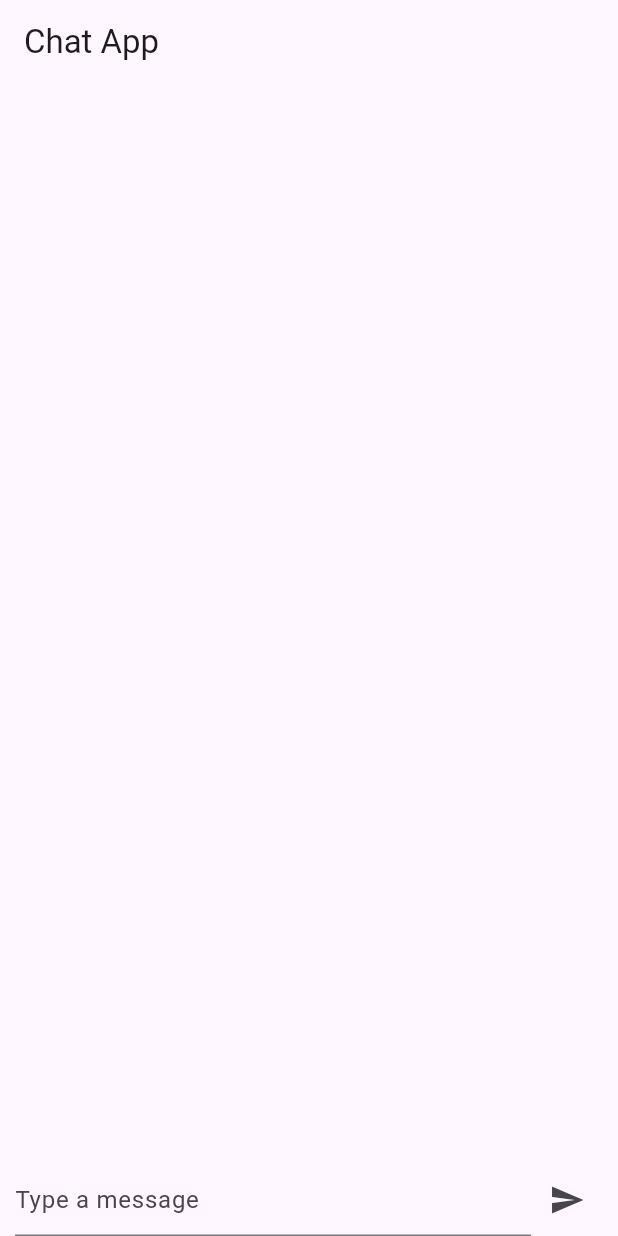
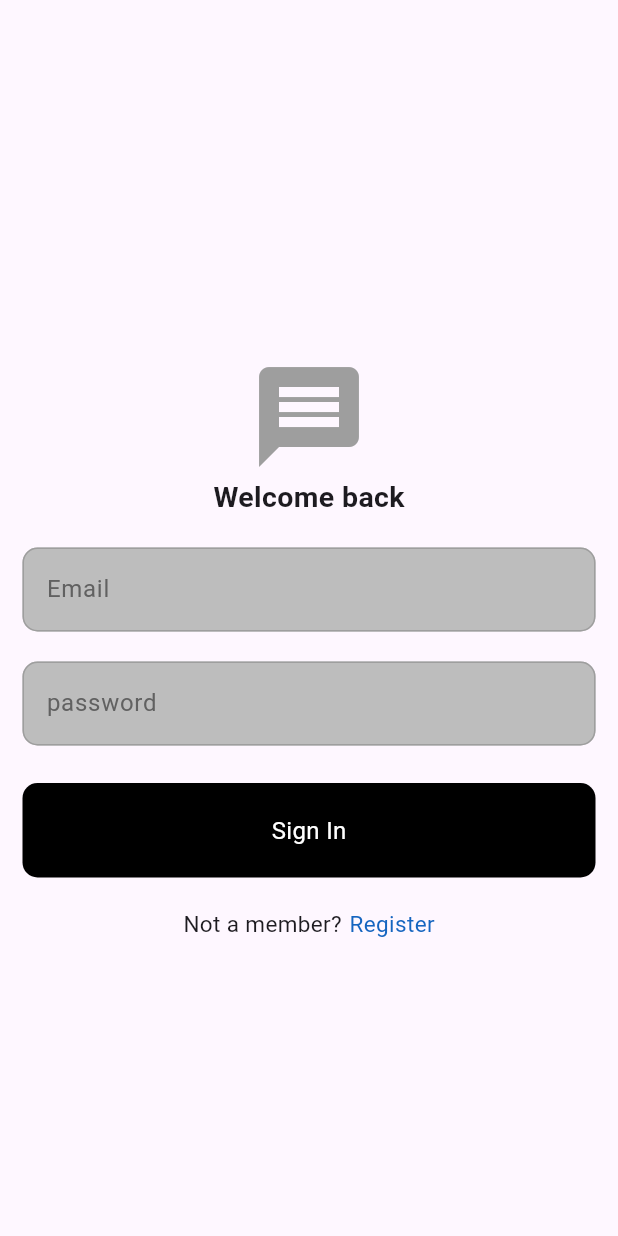
Before and after one commit to eminowam/chat_app, a Flutter app: the screen it shows after launch, on a phone screen of 412 x 824 dp. Run offline on Flutter 3.47's test engine with Material 3 defaults, Android fonts, the phone set to English and light mode, and no system bars; our stand-ins replace cloud_firestore, firebase_auth, firebase_core; accounts and stored records are empty.

```diff
--- a/lib/chat_screen.dart
+++ /dev/null
@@ -1,116 +0,0 @@
-import 'package:flutter/material.dart';
-
-class ChatScreen extends StatefulWidget {
-  @override
-  _ChatScreenState createState() => _ChatScreenState();
-}
-
-class _ChatScreenState extends State<ChatScreen> {
-  final TextEditingController _textEditingController =
-  TextEditingController();
-
-  @override
-  void dispose() {
-    _textEditingController.dispose();
-    super.dispose();
-  }
-
-  @override
-  Widget build(BuildContext context) {
-    return Scaffold(
-      appBar: AppBar(
-        title: Text('Chat App'),
-      ),
-      body: Column(
-        children: [
-          Expanded(
-            child: StreamBuilder<QuerySnapshot>(
-              stream: FirebaseFirestore.instance
-                  .collection('messages')
-                  .orderBy('timestamp', descending: true)
-                  .snapshots(),
-              builder: (context, snapshot) {
-                if (snapshot.hasError) {
-                  return Center(
-                    child: Text('Error: ${snapshot.error}'),
-                  );
-                }
-
-                if (!snapshot.hasData) {
-                  return Center(
-                    child: CircularProgressIndicator(),
-                  );
-                }
-
-                final messages = snapshot.data!.docs;
-                return ListView.builder(
-                  reverse: true,
-                  itemCount: messages.length,
-                  itemBuilder: (context, index) {
-                    final message = messages[index];
-                    return ListTile(
-                      title: Text(message['text']),
-                      subtitle: Text(
-                        message['timestamp'].toDate().toString(),
-                      ),
-                    );
-                  },
-                );
-              },
-            ),
-          ),
-          Container(
-            padding: EdgeInsets.symmetric(horizontal: 10),
-            child: Row(
-              children: [
-                Expanded(
-                  child: TextField(
-                    controller: _textEditingController,
-                    decoration: InputDecoration(
-                      hintText: 'Type a message',
-                    ),
-                  ),
-                ),
-                IconButton(
-                  icon: Icon(Icons.send),
-                  onPressed: () => _sendMessage(),
-                ),
-              ],
-            ),
-          ),
-        ],
-      ),
-    );
-  }
-
-  void _sendMessage() async {
-    final text = _textEditingController.text.trim();
-    if (text.isNotEmpty) {
-      try {
-        await FirebaseFirestore.instance.collection('messages').add({
-          'text': text,
-          'timestamp': FieldValue.serverTimestamp(),
-        });
-        _textEditingController.clear();
-      } catch (e) {
-        print('Error sending message: $e');
-        showDialog(
-          context: context,
-          builder: (BuildContext context) {
-            return AlertDialog(
-              title: Text('Error'),
-              content: Text('Failed to send message. Please try again.'),
-              actions: [
-                TextButton(
-                  onPressed: () => Navigator.pop(context),
-                  child: Text('OK'),
-                ),
-              ],
-            );
-          },
-        );
-
-      }
-    }
-  }
-}
--- /dev/null
+++ b/lib/components/custom_button.dart
@@ -0,0 +1,25 @@
+import 'package:flutter/material.dart';
+
+class CustomButton extends StatelessWidget {
+  final void Function()? onTap;
+  final String title;
+  const CustomButton({super.key, this.onTap, required this.title});
+
+  @override
+  Widget build(BuildContext context) {
+    return GestureDetector(
+      onTap: onTap,
+      child: Container(
+        padding: EdgeInsets.symmetric(horizontal: 10,vertical: 20),
+        decoration: BoxDecoration(
+          color: Colors.black,
+          borderRadius: BorderRadius.circular(10)
+        ),
+        child: Center(
+          child: Text(title,style: TextStyle(color: Colors.white,fontSize: 16),),
+        ),
+      ),
+
+    );
+  }
+}
--- /dev/null
+++ b/lib/components/custom_text_field.dart
@@ -0,0 +1,33 @@
+import 'package:flutter/material.dart';
+
+class CustomTextField extends StatelessWidget {
+  final TextEditingController controller;
+  final String title;
+  final bool obscureText;
+
+  const CustomTextField(
+      {super.key,
+      required this.controller,
+      required this.title,
+      required this.obscureText});
+
+  @override
+  Widget build(BuildContext context) {
+    return TextField(
+      controller: controller,
+      obscureText: obscureText,
+      decoration: InputDecoration(
+          enabledBorder:
+              OutlineInputBorder(borderSide: BorderSide(color: Colors.grey),
+                borderRadius: BorderRadius.circular(10),
+              ),
+
+          focusedBorder:
+              OutlineInputBorder(borderSide: BorderSide(color: Colors.white)),
+          fillColor: Colors.grey[400],
+          filled: true,
+          hintText: title,
+          hintStyle: TextStyle(color: Colors.grey[700])),
+    );
+  }
+}
--- a/lib/my_app.dart
+++ b/lib/my_app.dart
@@ -1,5 +1,5 @@
 import 'package:flutter/material.dart';
-import 'package:mozz/chat_screen.dart';
+import 'package:mozz/services/auth/auth_gate.dart';
 
 class MyApp extends StatelessWidget {
   const MyApp({super.key});
@@ -8,11 +8,8 @@ class MyApp extends StatelessWidget {
   Widget build(BuildContext context) {
     return MaterialApp(
       debugShowCheckedModeBanner: false,
-      title : 'Chat App' ,
-      theme : ThemeData (
-        primarySwatch : Colors.blue,
-      ),
-      home : ChatScreen (),
+      title: 'Chat App',
+      home: AuthGate(),
     );
   }
 }
--- /dev/null
+++ b/lib/pages/login_page.dart
@@ -0,0 +1,97 @@
+import 'package:flutter/material.dart';
+import 'package:mozz/components/custom_button.dart';
+import 'package:mozz/components/custom_text_field.dart';
+import 'package:mozz/services/auth/auth_service.dart';
+import 'package:provider/provider.dart';
+
+class LoginPage extends StatefulWidget {
+  final void Function()? onTap;
+
+  const LoginPage({super.key, this.onTap});
+
+  @override
+  State<LoginPage> createState() => _LoginPageState();
+}
+
+class _LoginPageState extends State<LoginPage> {
+  final emailController = TextEditingController();
+  final passwordController = TextEditingController();
+
+  void signIn() async {
+    final authService = Provider.of<AuthService>(context, listen: false);
+    try {
+      await authService.signInWithEmailAndPassword(
+          emailController.text, passwordController.text);
+    } catch (e) {
+      ScaffoldMessenger.of(context)
+          .showSnackBar(SnackBar(content: Text(e.toString())));
+    }
+  }
+
+  @override
+  Widget build(BuildContext context) {
+    return Scaffold(
+      body: Padding(
+        padding: const EdgeInsets.symmetric(horizontal: 15, vertical: 16),
+        child: Column(
+          mainAxisAlignment: MainAxisAlignment.center,
+          children: [
+            SizedBox(
+              height: 40,
+            ),
+            Icon(
+              Icons.message,
+              size: 80,
+              color: Colors.grey,
+            ),
+            Text(
+              "Welcome back",
+              style: TextStyle(fontSize: 19, fontWeight: FontWeight.w700),
+            ),
+            SizedBox(
+              height: 20,
+            ),
+            CustomTextField(
+                controller: emailController,
+                title: 'Email',
+                obscureText: false),
+            SizedBox(
+              height: 20,
+            ),
+            CustomTextField(
+                controller: passwordController,
+                title: 'password',
+                obscureText: true),
+            SizedBox(
+              height: 25,
+            ),
+            CustomButton(
+              title: 'Sign In',
+              onTap: signIn,
+            ),
+            SizedBox(
+              height: 20,
+            ),
+            Row(
+              mainAxisAlignment: MainAxisAlignment.center,
+              children: [
+                Text(
+                  'Not a member?',
+                  style: TextStyle(fontSize: 15),
+                ),
+                SizedBox(
+                  width: 5,
+                ),
+                GestureDetector(
+                    onTap: widget.onTap,
+                    child: Text('Register',
+                        style:
+                            TextStyle(fontSize: 15, color: Colors.blue[800])))
+              ],
+            )
+          ],
+        ),
+      ),
+    );
+  }
+}
--- /dev/null
+++ b/lib/services/auth/auth_gate.dart
@@ -0,0 +1,24 @@
+import 'package:firebase_auth/firebase_auth.dart';
+import 'package:flutter/material.dart';
+import 'package:mozz/pages/home_page.dart';
+import 'package:mozz/services/auth/login_or_register.dart';
+
+class AuthGate extends StatelessWidget {
+  const AuthGate({super.key});
+
+  @override
+  Widget build(BuildContext context) {
+    return Scaffold(
+      body: StreamBuilder(
+        stream: FirebaseAuth.instance.authStateChanges(),
+        builder: (BuildContext context, AsyncSnapshot<dynamic> snapshot) {
+          if (snapshot.hasData) {
+            return const HomePage();
+          } else {
+            return const LoginOrRegister();
+          }
+        },
+      ),
+    );
+  }
+}
--- /dev/null
+++ b/lib/services/auth/auth_service.dart
@@ -0,0 +1,45 @@
+import 'package:cloud_firestore/cloud_firestore.dart';
+import 'package:firebase_auth/firebase_auth.dart';
+import 'package:flutter/cupertino.dart';
+
+class AuthService extends ChangeNotifier {
+  final FirebaseAuth _firebaseAuth = FirebaseAuth.instance;
+
+  final FirebaseFirestore _firebaseFirestore = FirebaseFirestore.instance;
+
+  Future<UserCredential> signInWithEmailAndPassword(
+      String email, String password) async {
+    try {
+      UserCredential userCredential = await _firebaseAuth
+          .signInWithEmailAndPassword(email: email, password: password);
+
+      _firebaseFirestore.collection('users').doc(userCredential.user!.uid).set({
+        'uid': userCredential.user!.uid,
+        'email': email,
+      }, SetOptions(merge: true));
+      return userCredential;
+    } on FirebaseException catch (e) {
+      throw Exception(e.code);
+    }
+  }
+
+  Future<UserCredential> signUpWithEmailAndPassword(
+      String email, String password) async {
+    try {
+      UserCredential userCredential = await _firebaseAuth
+          .createUserWithEmailAndPassword(email: email, password: password);
+
+      _firebaseFirestore.collection('users').doc(userCredential.user!.uid).set({
+        'uid': userCredential.user!.uid,
+        'email': email,
+      });
+      return userCredential;
+    } on FirebaseException catch (e) {
+      throw Exception(e.code);
+    }
+  }
+
+  Future<void> signOut() async {
+    return await FirebaseAuth.instance.signOut();
+  }
+}
--- /dev/null
+++ b/lib/services/auth/login_or_register.dart
@@ -0,0 +1,31 @@
+import 'package:flutter/material.dart';
+import 'package:mozz/pages/login_page.dart';
+import 'package:mozz/pages/register_page.dart';
+
+class LoginOrRegister extends StatefulWidget {
+  const LoginOrRegister({super.key});
+
+  @override
+  State<LoginOrRegister> createState() => _LoginOrRegisterState();
+}
+
+class _LoginOrRegisterState extends State<LoginOrRegister> {
+  bool showLoginPage = true;
+
+  void togglePages() {
+    setState(() {
+      showLoginPage = !showLoginPage;
+    });
+  }
+
+  @override
+  Widget build(BuildContext context) {
+    if (showLoginPage) {
+      return LoginPage(onTap: togglePages);
+    } else {
+      return RegisterPage(
+        onTap: togglePages,
+      );
+    }
+  }
+}
--- a/pubspec.yaml
+++ b/pubspec.yaml
@@ -17,13 +17,14 @@ dependencies:
 
   cupertino_icons: ^1.0.2
   firebase_core: ^2.25.2
+  firebase_auth: ^4.17.2
+  provider:
+  cloud_firestore: ^4.15.2
 
 dev_dependencies:
   flutter_test:
     sdk: flutter
 
-  firebase_core: ^2.25.2
-  cloud_firestore: ^4.15.2
 
 
   flutter_lints: ^2.0.0
```
Also changed, not shown: lib/main.dart (+6 -2 lines), lib/models/messege.dart (added, +25 -0 lines), lib/pages/chat_page.dart (added, +99 -0 lines), lib/pages/home_page.dart (added, +74 -0 lines), lib/pages/register_page.dart (added, +110 -0 lines), lib/services/chat/chat_service.dart (added, +47 -0 lines), lib/firebase_options.dart (added), pubspec.lock, 3 other files.
